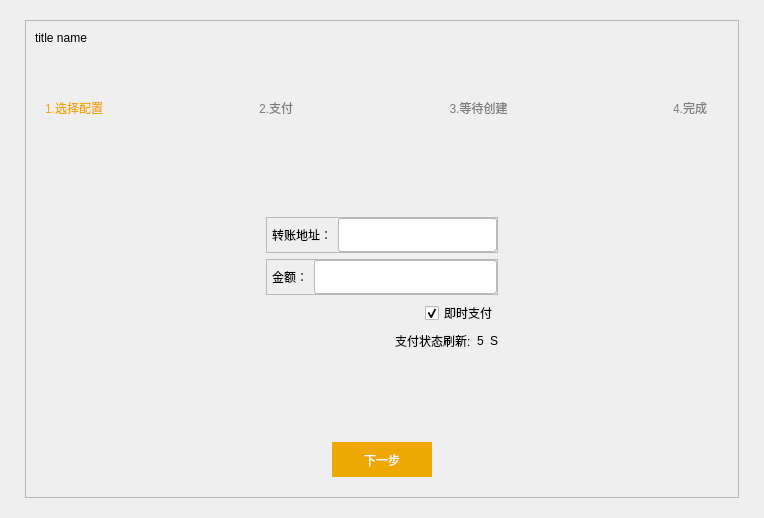
Before: the Qt Designer form src/qt/forms/adddockerservicedlg.ui in MassGrid/MassGrid, drawn with Qt 5.
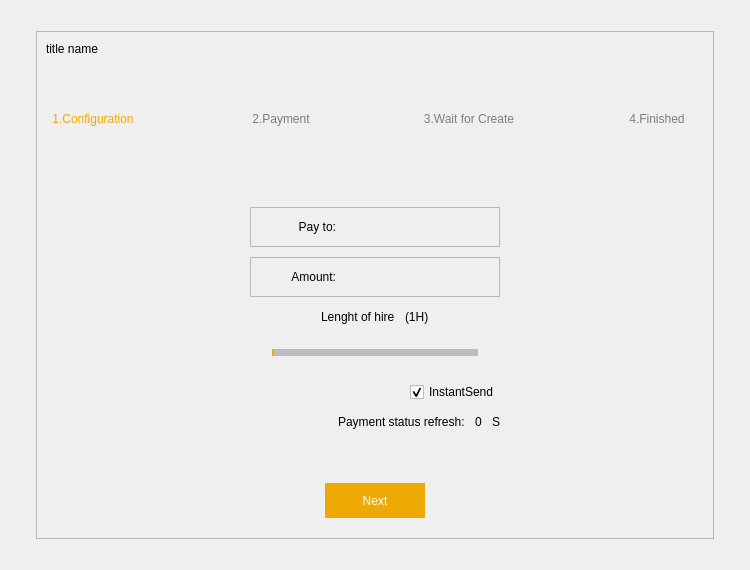
After: the same form once the commit is applied. The open tabs and pages were chosen to show the change. Icons and pictures are not drawn. Custom widgets are drawn as their Qt base class.

```diff
--- a/src/qt/forms/adddockerservicedlg.ui
+++ b/src/qt/forms/adddockerservicedlg.ui
@@ -6,10 +6,16 @@
    <rect>
     <x>0</x>
     <y>0</y>
-    <width>764</width>
-    <height>518</height>
+    <width>750</width>
+    <height>570</height>
    </rect>
   </property>
+  <property name="maximumSize">
+   <size>
+    <width>750</width>
+    <height>16777215</height>
+   </size>
+  </property>
   <property name="windowTitle">
    <string>Dialog</string>
   </property>
@@ -17,18 +23,6 @@
    <string notr="true"/>
   </property>
   <layout class="QGridLayout" name="gridLayout">
-   <property name="leftMargin">
-    <number>0</number>
-   </property>
-   <property name="topMargin">
-    <number>0</number>
-   </property>
-   <property name="rightMargin">
-    <number>0</number>
-   </property>
-   <property name="bottomMargin">
-    <number>0</number>
-   </property>
    <item row="0" column="0">
     <widget class="QWidget" name="centerWin" native="true">
      <property name="styleSheet">
@@ -127,7 +121,6 @@
 max-height:30px;
 }
 
-QFrame#frame,
 QFrame#frame_2,
 QFrame#frame_3
 {
@@ -371,7 +364,7 @@
               <item>
                <widget class="QLabel" name="label_13">
                 <property name="text">
-                 <string>1.选择配置</string>
+                 <string>1.Configuration</string>
                 </property>
                 <property name="alignment">
                  <set>Qt::AlignCenter</set>
@@ -404,7 +397,7 @@
                  <widget class="QLabel" name="line_1">
                   <property name="minimumSize">
                    <size>
-                    <width>120</width>
+                    <width>90</width>
                     <height>2</height>
                    </size>
                   </property>
@@ -530,7 +523,7 @@
                  <bool>false</bool>
                 </property>
                 <property name="text">
-                 <string>2.支付</string>
+                 <string>2.Payment</string>
                 </property>
                 <property name="alignment">
                  <set>Qt::AlignCenter</set>
@@ -566,7 +559,7 @@
                   </property>
                   <property name="minimumSize">
                    <size>
-                    <width>120</width>
+                    <width>90</width>
                     <height>2</height>
                    </size>
                   </property>
@@ -692,7 +685,7 @@
                  <bool>false</bool>
                 </property>
                 <property name="text">
-                 <string>3.等待创建</string>
+                 <string>3.Wait for Create</string>
                 </property>
                 <property name="alignment">
                  <set>Qt::AlignCenter</set>
@@ -728,7 +721,7 @@
                   </property>
                   <property name="minimumSize">
                    <size>
-                    <width>129</width>
+                    <width>90</width>
                     <height>2</height>
                    </size>
                   </property>
@@ -854,7 +847,7 @@
                  <bool>false</bool>
                 </property>
                 <property name="text">
-                 <string>4.完成</string>
+                 <string>4.Finished</string>
                 </property>
                 <property name="alignment">
                  <set>Qt::AlignCenter</set>
@@ -895,10 +888,10 @@
 }</string>
            </property>
            <property name="currentIndex">
-            <number>1</number>
+            <number>0</number>
            </property>
            <widget class="QWidget" name="page">
-            <layout class="QVBoxLayout" name="verticalLayout" stretch="1,1,1,10">
+            <layout class="QVBoxLayout" name="verticalLayout" stretch="1,1,0,10">
              <property name="spacing">
               <number>5</number>
              </property>
@@ -909,11 +902,17 @@
               <layout class="QHBoxLayout" name="horizontalLayout" stretch="0,0,0,0,0,0">
                <item>
                 <widget class="QLabel" name="label_2">
+                 <property name="minimumSize">
+                  <size>
+                   <width>100</width>
+                   <height>0</height>
+                  </size>
+                 </property>
                  <property name="text">
                   <string> Service Name:</string>
                  </property>
                  <property name="alignment">
-                  <set>Qt::AlignRight|Qt::AlignTrailing|Qt::AlignVCenter</set>
+                  <set>Qt::AlignLeading|Qt::AlignLeft|Qt::AlignVCenter</set>
                  </property>
                 </widget>
                </item>
@@ -1026,11 +1025,17 @@
               <layout class="QHBoxLayout" name="horizontalLayout_2">
                <item>
                 <widget class="QLabel" name="label_6">
+                 <property name="minimumSize">
+                  <size>
+                   <width>100</width>
+                   <height>40</height>
+                  </size>
+                 </property>
                  <property name="text">
                   <string>SSH-PubKey:</string>
                  </property>
                  <property name="alignment">
-                  <set>Qt::AlignRight|Qt::AlignTrailing|Qt::AlignVCenter</set>
+                  <set>Qt::AlignLeading|Qt::AlignLeft|Qt::AlignVCenter</set>
                  </property>
                 </widget>
                </item>
@@ -1052,6 +1057,7 @@
 background-color: rgb(239, 169, 4);
 color: rgb(255, 255, 255);
 border:hidden;
+border-radius:3px;
 }</string>
                  </property>
                  <property name="text">
@@ -1062,7 +1068,29 @@
               </layout>
              </item>
              <item>
+              <widget class="QFrame" name="frame_filter">
+               <property name="frameShape">
+                <enum>QFrame::StyledPanel</enum>
+               </property>
+               <property name="frameShadow">
+                <enum>QFrame::Raised</enum>
+               </property>
               <layout class="QHBoxLayout" name="horizontalLayout_3">
+                <property name="spacing">
+                 <number>2</number>
+                </property>
+                <property name="leftMargin">
+                 <number>0</number>
+                </property>
+                <property name="topMargin">
+                 <number>0</number>
+                </property>
+                <property name="rightMargin">
+                 <number>0</number>
+                </property>
+                <property name="bottomMargin">
+                 <number>0</number>
+                </property>
                <item>
                 <widget class="QLabel" name="label_4">
                  <property name="text">
@@ -1180,19 +1208,20 @@
                  </property>
                  <property name="sizeHint" stdset="0">
                   <size>
-                   <width>40</width>
+                    <width>114</width>
                    <height>20</height>
                   </size>
                  </property>
                 </spacer>
                </item>
               </layout>
+              </widget>
              </item>
              <item>
               <widget class="QTableWidget" name="tableWidget_resource">
                <column>
                 <property name="text">
-                 <string>Resource</string>
+                 <string/>
                 </property>
                </column>
               </widget>
@@ -1200,22 +1229,21 @@
             </layout>
            </widget>
            <widget class="QWidget" name="page_2">
+            <property name="styleSheet">
+             <string notr="true">QFrame#frame_8,
+QFrame#frame_9{
+min-height:38px;
+}</string>
+            </property>
             <layout class="QVBoxLayout" name="verticalLayout_2">
+             <property name="spacing">
+              <number>0</number>
+             </property>
              <item>
               <layout class="QGridLayout" name="gridLayout_2">
-               <item row="0" column="1">
-                <spacer name="verticalSpacer_2">
-                 <property name="orientation">
-                  <enum>Qt::Vertical</enum>
-                 </property>
-                 <property name="sizeHint" stdset="0">
-                  <size>
-                   <width>20</width>
-                   <height>52</height>
-                  </size>
-                 </property>
-                </spacer>
-               </item>
+               <property name="topMargin">
+                <number>20</number>
+               </property>
                <item row="1" column="0">
                 <spacer name="horizontalSpacer_18">
                  <property name="orientation">
@@ -1229,10 +1257,51 @@
                  </property>
                 </spacer>
                </item>
+               <item row="1" column="2">
+                <spacer name="horizontalSpacer_19">
+                 <property name="orientation">
+                  <enum>Qt::Horizontal</enum>
+                 </property>
+                 <property name="sizeHint" stdset="0">
+                  <size>
+                   <width>227</width>
+                   <height>20</height>
+                  </size>
+                 </property>
+                </spacer>
+               </item>
+               <item row="2" column="1">
+                <spacer name="verticalSpacer_10">
+                 <property name="orientation">
+                  <enum>Qt::Vertical</enum>
+                 </property>
+                 <property name="sizeHint" stdset="0">
+                  <size>
+                   <width>20</width>
+                   <height>51</height>
+                  </size>
+                 </property>
+                </spacer>
+               </item>
                <item row="1" column="1">
                 <layout class="QVBoxLayout" name="verticalLayout_16">
+                 <property name="spacing">
+                  <number>10</number>
+                 </property>
                  <item>
                   <widget class="QFrame" name="frame_8">
+                   <property name="minimumSize">
+                    <size>
+                     <width>250</width>
+                     <height>40</height>
+                    </size>
+                   </property>
+                   <property name="maximumSize">
+                    <size>
+                     <width>16777215</width>
+                     <height>16777215</height>
+                    </size>
+                   </property>
                    <property name="frameShape">
                     <enum>QFrame::StyledPanel</enum>
                    </property>
@@ -1254,8 +1323,17 @@
                     </property>
                     <item>
                      <widget class="QLabel" name="label_23">
+                      <property name="minimumSize">
+                       <size>
+                        <width>80</width>
+                        <height>0</height>
+                       </size>
+                      </property>
                       <property name="text">
-                       <string>转账地址：</string>
+                       <string>Pay to:</string>
+                      </property>
+                      <property name="alignment">
+                       <set>Qt::AlignRight|Qt::AlignTrailing|Qt::AlignVCenter</set>
                       </property>
                      </widget>
                     </item>
@@ -1267,6 +1345,10 @@
                         <verstretch>0</verstretch>
                        </sizepolicy>
                       </property>
+                      <property name="styleSheet">
+                       <string notr="true">border:hidden;
+background-color: rgba(255, 255, 255,0);</string>
+                      </property>
                       <property name="readOnly">
                        <bool>true</bool>
                       </property>
@@ -1298,8 +1380,17 @@
                     </property>
                     <item>
                      <widget class="QLabel" name="label_24">
+                      <property name="minimumSize">
+                       <size>
+                        <width>80</width>
+                        <height>0</height>
+                       </size>
+                      </property>
                       <property name="text">
-                       <string>金额：</string>
+                       <string>Amount:</string>
+                      </property>
+                      <property name="alignment">
+                       <set>Qt::AlignRight|Qt::AlignTrailing|Qt::AlignVCenter</set>
                       </property>
                      </widget>
                     </item>
@@ -1311,6 +1402,136 @@
                         <verstretch>0</verstretch>
                        </sizepolicy>
                       </property>
+                      <property name="styleSheet">
+                       <string notr="true">border:hidden;
+background-color: rgba(255, 255, 255,0);</string>
+                      </property>
+                     </widget>
+                    </item>
+                   </layout>
+                  </widget>
+                 </item>
+                 <item>
+                  <widget class="QFrame" name="frame">
+                   <property name="minimumSize">
+                    <size>
+                     <width>0</width>
+                     <height>0</height>
+                    </size>
+                   </property>
+                   <property name="styleSheet">
+                    <string notr="true">QFrame#frame{
+border:hidden;
+}</string>
+                   </property>
+                   <property name="frameShape">
+                    <enum>QFrame::StyledPanel</enum>
+                   </property>
+                   <property name="frameShadow">
+                    <enum>QFrame::Raised</enum>
+                   </property>
+                   <layout class="QVBoxLayout" name="verticalLayout_19">
+                    <property name="spacing">
+                     <number>10</number>
+                    </property>
+                    <property name="leftMargin">
+                     <number>10</number>
+                    </property>
+                    <property name="topMargin">
+                     <number>0</number>
+                    </property>
+                    <property name="rightMargin">
+                     <number>10</number>
+                    </property>
+                    <property name="bottomMargin">
+                     <number>5</number>
+                    </property>
+                    <item>
+                     <layout class="QHBoxLayout" name="horizontalLayout_8">
+                      <item>
+                       <spacer name="horizontalSpacer_28">
+                        <property name="orientation">
+                         <enum>Qt::Horizontal</enum>
+                        </property>
+                        <property name="sizeHint" stdset="0">
+                         <size>
+                          <width>40</width>
+                          <height>20</height>
+                         </size>
+                        </property>
+                       </spacer>
+                      </item>
+                      <item>
+                       <widget class="QLabel" name="label_11">
+                        <property name="text">
+                         <string>Lenght of hire</string>
+                        </property>
+                       </widget>
+                      </item>
+                      <item>
+                       <widget class="QLabel" name="label_hireTime">
+                        <property name="text">
+                         <string>(1H)</string>
+                        </property>
+                       </widget>
+                      </item>
+                      <item>
+                       <spacer name="horizontalSpacer_29">
+                        <property name="orientation">
+                         <enum>Qt::Horizontal</enum>
+                        </property>
+                        <property name="sizeHint" stdset="0">
+                         <size>
+                          <width>40</width>
+                          <height>20</height>
+                         </size>
+                        </property>
+                       </spacer>
+                      </item>
+                     </layout>
+                    </item>
+                    <item>
+                     <widget class="QSlider" name="horizontalSlider">
+                      <property name="minimumSize">
+                       <size>
+                        <width>0</width>
+                        <height>30</height>
+                       </size>
+                      </property>
+                      <property name="styleSheet">
+                       <string notr="true">QSlider{
+border-color: #bcbcbc;
+}
+QSlider::groove:horizontal {                                
+     border: 1px solid #999999;                             
+     height: 5px;                                           
+    margin: 0px 0;                                         
+     left: 12px; right: 12px; 
+ }
+QSlider::handle:horizontal {                               
+     border: 0px ;                           
+	border-image: url(:/res/pic/sliderBtn.png);
+     width: 50px; 
+     height: 50px;   
+     margin: -20px -20px -20px -20px;                                                                                                                  
+} 
+QSlider::add-page:horizontal{
+background: qlineargradient(spread:pad, x1:0, y1:1, x2:0, y2:0, stop:0 #bcbcbc, stop:0.25 #bcbcbc, stop:0.5 #bcbcbc, stop:1 #bcbcbc); 
+
+}
+QSlider::sub-page:horizontal{                               
+	background-color: rgb(238, 169, 4);
+}</string>
+                      </property>
+                      <property name="minimum">
+                       <number>1</number>
+                      </property>
+                      <property name="maximum">
+                       <number>10</number>
+                      </property>
+                      <property name="orientation">
+                       <enum>Qt::Horizontal</enum>
+                      </property>
                      </widget>
                     </item>
                    </layout>
@@ -1334,7 +1555,7 @@
                    <item>
                     <widget class="QCheckBox" name="checkUseInstantSend">
                      <property name="text">
-                      <string>即时支付</string>
+                      <string>InstantSend</string>
                      </property>
                      <property name="checked">
                       <bool>true</bool>
@@ -1361,7 +1582,7 @@
                    <item>
                     <widget class="QLabel" name="label_7">
                      <property name="text">
-                      <string>支付状态刷新:</string>
+                      <string>Payment status refresh:</string>
                      </property>
                     </widget>
                    </item>
@@ -1370,7 +1591,7 @@
                      <item>
                       <widget class="QLabel" name="label_refreshPayStatus">
                        <property name="text">
-                        <string>5</string>
+                        <string>0</string>
                        </property>
                       </widget>
                      </item>
@@ -1387,28 +1608,15 @@
                  </item>
                 </layout>
                </item>
-               <item row="1" column="2">
-                <spacer name="horizontalSpacer_19">
-                 <property name="orientation">
-                  <enum>Qt::Horizontal</enum>
-                 </property>
-                 <property name="sizeHint" stdset="0">
-                  <size>
-                   <width>227</width>
-                   <height>20</height>
-                  </size>
-                 </property>
-                </spacer>
-               </item>
-               <item row="2" column="1">
-                <spacer name="verticalSpacer_10">
+               <item row="0" column="1">
+                <spacer name="verticalSpacer_2">
                  <property name="orientation">
                   <enum>Qt::Vertical</enum>
                  </property>
                  <property name="sizeHint" stdset="0">
                   <size>
                    <width>20</width>
-                   <height>51</height>
+                   <height>40</height>
                   </size>
                  </property>
                 </spacer>
@@ -1433,7 +1641,7 @@
                <item>
                 <widget class="QPushButton" name="nextButton_2">
                  <property name="text">
-                  <string>下一步</string>
+                  <string>Next</string>
                  </property>
                 </widget>
                </item>
@@ -1455,7 +1663,7 @@
             </layout>
            </widget>
            <widget class="QWidget" name="page_3">
-            <layout class="QVBoxLayout" name="verticalLayout_18" stretch="5,1">
+            <layout class="QVBoxLayout" name="verticalLayout_18" stretch="10,1">
              <property name="bottomMargin">
               <number>0</number>
              </property>
@@ -1472,11 +1680,11 @@
                <property name="frameShadow">
                 <enum>QFrame::Raised</enum>
                </property>
-               <layout class="QVBoxLayout" name="verticalLayout_19">
+               <layout class="QVBoxLayout" name="verticalLayout_4">
                 <item>
                  <layout class="QGridLayout" name="gridLayout_4">
                   <item row="0" column="1">
-                   <spacer name="verticalSpacer_11">
+                   <spacer name="verticalSpacer">
                     <property name="orientation">
                      <enum>Qt::Vertical</enum>
                     </property>
@@ -1489,7 +1697,7 @@
                    </spacer>
                   </item>
                   <item row="1" column="0">
-                   <spacer name="horizontalSpacer_20">
+                   <spacer name="horizontalSpacer_3">
                     <property name="orientation">
                      <enum>Qt::Horizontal</enum>
                     </property>
@@ -1503,13 +1711,22 @@
                   </item>
                   <item row="1" column="1">
                    <widget class="QLabel" name="label_22">
+                    <property name="sizePolicy">
+                     <sizepolicy hsizetype="Expanding" vsizetype="Preferred">
+                      <horstretch>0</horstretch>
+                      <verstretch>0</verstretch>
+                     </sizepolicy>
+                    </property>
                     <property name="text">
-                     <string>等待创建中......</string>
+                     <string>Service is Creating...</string>
+                    </property>
+                    <property name="alignment">
+                     <set>Qt::AlignCenter</set>
                     </property>
                    </widget>
                   </item>
                   <item row="1" column="2">
-                   <spacer name="horizontalSpacer_21">
+                   <spacer name="horizontalSpacer_20">
                     <property name="orientation">
                      <enum>Qt::Horizontal</enum>
                     </property>
@@ -1522,7 +1739,7 @@
                    </spacer>
                   </item>
                   <item row="2" column="1">
-                   <spacer name="verticalSpacer_12">
+                   <spacer name="verticalSpacer_11">
                     <property name="orientation">
                      <enum>Qt::Vertical</enum>
                     </property>
@@ -1557,14 +1774,23 @@
                   <item>
                    <widget class="QLabel" name="label_18">
                     <property name="text">
-                     <string>超时时间：</string>
+                     <string>Waiting time:</string>
                     </property>
                    </widget>
                   </item>
                   <item>
                    <widget class="QLabel" name="label_timeout">
+                    <property name="minimumSize">
+                     <size>
+                      <width>20</width>
+                      <height>0</height>
+                     </size>
+                    </property>
                     <property name="text">
-                     <string>20</string>
+                     <string>0</string>
+                    </property>
+                    <property name="alignment">
+                     <set>Qt::AlignCenter</set>
                     </property>
                    </widget>
                   </item>
@@ -1598,7 +1824,7 @@
                <item>
                 <widget class="QPushButton" name="nextButton_3">
                  <property name="text">
-                  <string>下一步</string>
+                  <string>Next</string>
                  </property>
                 </widget>
                </item>
@@ -1620,11 +1846,11 @@
             </layout>
            </widget>
            <widget class="QWidget" name="page_4">
-            <layout class="QVBoxLayout" name="verticalLayout_20">
+            <layout class="QVBoxLayout" name="verticalLayout_17">
              <item>
               <layout class="QGridLayout" name="gridLayout_5">
                <item row="0" column="1">
-                <spacer name="verticalSpacer_13">
+                <spacer name="verticalSpacer_3">
                  <property name="orientation">
                   <enum>Qt::Vertical</enum>
                  </property>
@@ -1637,6 +1863,58 @@
                 </spacer>
                </item>
                <item row="1" column="0">
+                <spacer name="horizontalSpacer_26">
+                 <property name="orientation">
+                  <enum>Qt::Horizontal</enum>
+                 </property>
+                 <property name="sizeHint" stdset="0">
+                  <size>
+                   <width>40</width>
+                   <height>20</height>
+                  </size>
+                 </property>
+                </spacer>
+               </item>
+               <item row="1" column="1">
+                <layout class="QVBoxLayout" name="verticalLayout_9">
+                 <item>
+                  <layout class="QHBoxLayout" name="horizontalLayout_7">
+                   <item>
+                    <spacer name="horizontalSpacer_21">
+                     <property name="orientation">
+                      <enum>Qt::Horizontal</enum>
+                     </property>
+                     <property name="sizeHint" stdset="0">
+                      <size>
+                       <width>40</width>
+                       <height>20</height>
+                      </size>
+                     </property>
+                    </spacer>
+                   </item>
+                   <item>
+                    <widget class="QLabel" name="label_8">
+                     <property name="minimumSize">
+                      <size>
+                       <width>60</width>
+                       <height>60</height>
+                      </size>
+                     </property>
+                     <property name="maximumSize">
+                      <size>
+                       <width>60</width>
+                       <height>60</height>
+                      </size>
+                     </property>
+                     <property name="styleSheet">
+                      <string notr="true">border-image: url(:/icons/res/icons/finished.png);</string>
+                     </property>
+                     <property name="text">
+                      <string/>
+                     </property>
+                    </widget>
+                   </item>
+                   <item>
                 <spacer name="horizontalSpacer_25">
                  <property name="orientation">
                   <enum>Qt::Horizontal</enum>
@@ -1649,15 +1927,22 @@
                  </property>
                 </spacer>
                </item>
-               <item row="1" column="1">
+                  </layout>
+                 </item>
+                 <item>
                 <widget class="QLabel" name="label_26">
                  <property name="text">
-                  <string>服务创建完成.....</string>
+                    <string>The service has been created successfully!</string>
+                   </property>
+                   <property name="alignment">
+                    <set>Qt::AlignCenter</set>
                  </property>
                 </widget>
                </item>
+                </layout>
+               </item>
                <item row="1" column="2">
-                <spacer name="horizontalSpacer_26">
+                <spacer name="horizontalSpacer_27">
                  <property name="orientation">
                   <enum>Qt::Horizontal</enum>
                  </property>
@@ -1670,7 +1955,7 @@
                 </spacer>
                </item>
                <item row="2" column="1">
-                <spacer name="verticalSpacer_14">
+                <spacer name="verticalSpacer_12">
                  <property name="orientation">
                   <enum>Qt::Vertical</enum>
                  </property>
@@ -1702,7 +1987,7 @@
                <item>
                 <widget class="QPushButton" name="nextButton_4">
                  <property name="text">
-                  <string>完成</string>
+                  <string>Finished</string>
                  </property>
                 </widget>
                </item>
```
Lines whose indentation alone changed are shown as unchanged.
